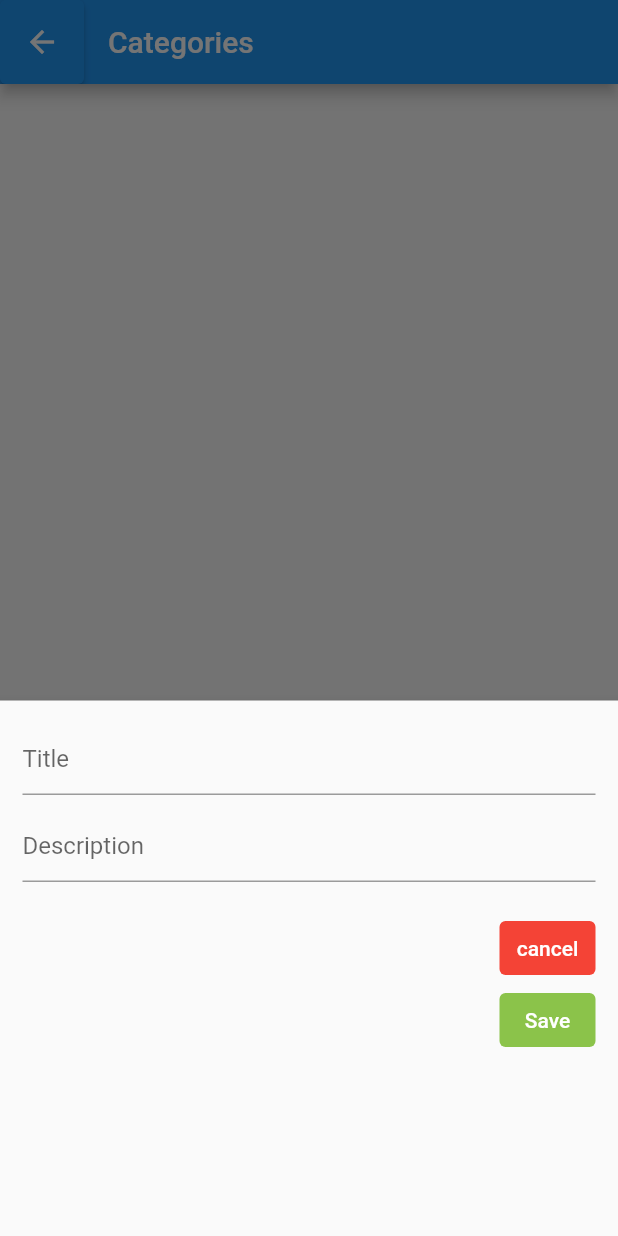
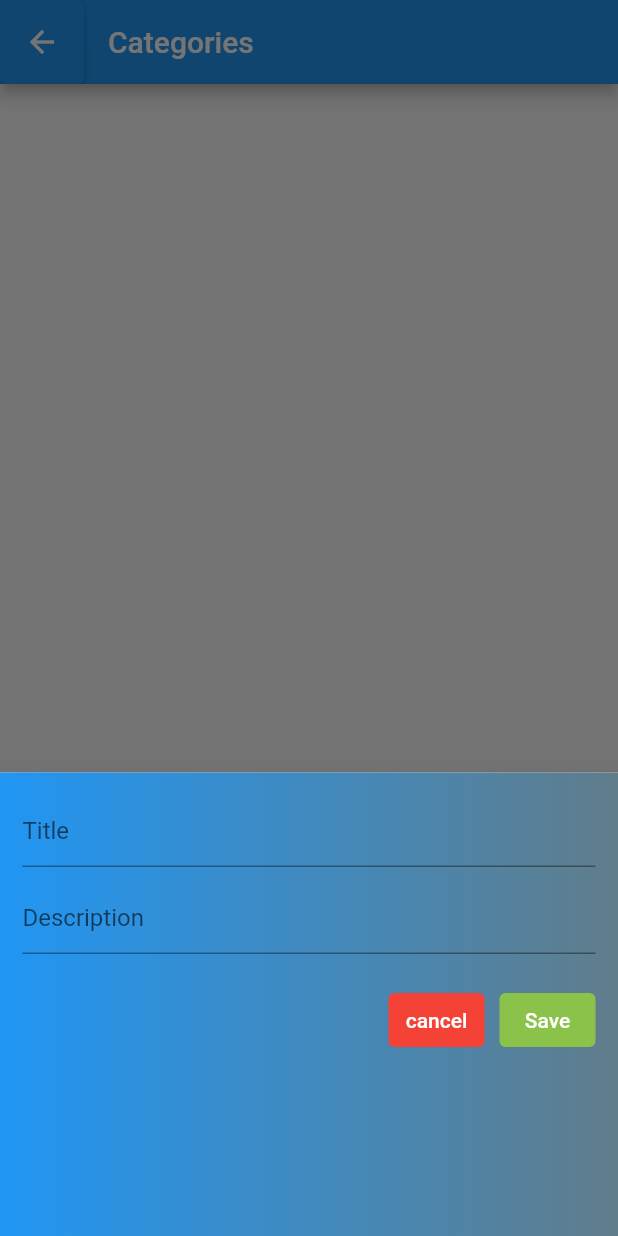
Before and after one commit to RJ2607/To_Do_List, a Flutter app: the HomePage screen opened directly, after a tap on the "add" icon, on a phone screen of 412 x 824 dp. Run offline on Flutter 3.47's test engine with Material 2 defaults, Android fonts, the phone set to English and light mode, and no system bars; our stand-ins replace sqflite; accounts and stored records are empty; network calls fail.

Commit message:
catogary screen

```diff
--- a/lib/screens/categories_screen.dart
+++ b/lib/screens/categories_screen.dart
@@ -73,6 +73,9 @@ class _HomePageState extends State<HomePage> {
         elevation: 5,
         isScrollControlled: true,
         builder: (param) => Container(
+              decoration: BoxDecoration(
+                  gradient:
+                      LinearGradient(colors: [Colors.blue, Colors.blueGrey])),
               padding: EdgeInsets.only(
                 top: 15,
                 left: 15,
@@ -98,12 +101,18 @@ class _HomePageState extends State<HomePage> {
                   const SizedBox(
                     height: 20,
                   ),
+                  Row(
+                    mainAxisAlignment: MainAxisAlignment.end,
+                    children: [
                       TextButton(
                         onPressed: () => Navigator.pop(context),
                         child: Text("cancel"),
                         style: TextButton.styleFrom(
                             foregroundColor: Colors.white,
                             backgroundColor: Colors.red),
+                      ),
+                      const SizedBox(
+                        width: 10,
                       ),
                       TextButton(
                         onPressed: () async {
@@ -128,6 +137,8 @@ class _HomePageState extends State<HomePage> {
                             foregroundColor: Colors.white,
                             backgroundColor: Colors.lightGreen),
                       ),
+                    ],
+                  )
                 ],
               ),
             ));
```
Lines whose indentation alone changed are shown as unchanged.
